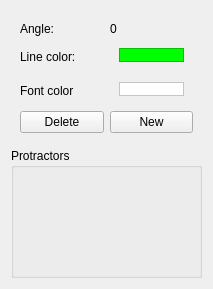
First picture: the form in src/moonstone/ilsa/plugins/angle/resources/ui/qt/protractorproperties.ui, repository aevum/moonstone, before the edit.
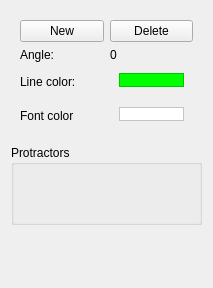
Second picture: the form after the edit. Icons and pictures are not drawn.

Commit message: properties panel visual bugs fixed

The edit to the form file:
```diff
--- a/src/moonstone/ilsa/plugins/angle/resources/ui/qt/protractorproperties.ui
+++ b/src/moonstone/ilsa/plugins/angle/resources/ui/qt/protractorproperties.ui
@@ -7,7 +7,7 @@
     <x>0</x>
     <y>0</y>
     <width>213</width>
-    <height>289</height>
+    <height>288</height>
    </rect>
   </property>
   <property name="windowTitle">
@@ -27,47 +27,7 @@
       </size>
      </property>
      <layout class="QGridLayout" name="gridLayout_4">
-      <item row="2" column="1">
-       <widget class="QWidget" name="widget_3" native="true">
-        <property name="minimumSize">
-         <size>
-          <width>81</width>
-          <height>28</height>
-         </size>
-        </property>
-        <property name="maximumSize">
-         <size>
-          <width>16777215</width>
-          <height>28</height>
-         </size>
-        </property>
-        <layout class="QGridLayout" name="gridLayout_5">
-         <property name="topMargin">
-          <number>5</number>
-         </property>
-         <item row="0" column="0">
-          <widget class="QFrame" name="fontColorFrame">
-           <property name="maximumSize">
-            <size>
-             <width>16777215</width>
-             <height>14</height>
-            </size>
-           </property>
-           <property name="styleSheet">
-            <string notr="true">background-color: rgb(255, 255, 255);</string>
-           </property>
-           <property name="frameShape">
-            <enum>QFrame::StyledPanel</enum>
-           </property>
-           <property name="frameShadow">
-            <enum>QFrame::Raised</enum>
-           </property>
-          </widget>
-         </item>
-        </layout>
-       </widget>
-      </item>
-      <item row="1" column="1">
+      <item row="3" column="1">
        <layout class="QHBoxLayout" name="horizontalLayout_4">
         <item>
          <widget class="QWidget" name="widget_2" native="true">
@@ -117,14 +77,81 @@
         </item>
        </layout>
       </item>
-      <item row="0" column="0">
+      <item row="2" column="1">
+       <widget class="QLabel" name="angleLabel">
+        <property name="layoutDirection">
+         <enum>Qt::LeftToRight</enum>
+        </property>
+        <property name="text">
+         <string>0</string>
+        </property>
+        <property name="alignment">
+         <set>Qt::AlignLeading|Qt::AlignLeft|Qt::AlignVCenter</set>
+        </property>
+       </widget>
+      </item>
+      <item row="4" column="0">
+       <widget class="QLabel" name="label_2">
+        <property name="text">
+         <string>Font color</string>
+        </property>
+       </widget>
+      </item>
+      <item row="3" column="0">
+       <widget class="QLabel" name="label_3">
+        <property name="text">
+         <string>Line color:</string>
+        </property>
+       </widget>
+      </item>
+      <item row="2" column="0">
        <widget class="QLabel" name="label">
         <property name="text">
          <string>Angle:</string>
         </property>
        </widget>
       </item>
-      <item row="3" column="1">
+      <item row="4" column="1">
+       <widget class="QWidget" name="widget_3" native="true">
+        <property name="minimumSize">
+         <size>
+          <width>81</width>
+          <height>28</height>
+         </size>
+        </property>
+        <property name="maximumSize">
+         <size>
+          <width>16777215</width>
+          <height>28</height>
+         </size>
+        </property>
+        <layout class="QGridLayout" name="gridLayout_5">
+         <property name="topMargin">
+          <number>5</number>
+         </property>
+         <item row="0" column="0">
+          <widget class="QFrame" name="fontColorFrame">
+           <property name="maximumSize">
+            <size>
+             <width>16777215</width>
+             <height>14</height>
+            </size>
+           </property>
+           <property name="styleSheet">
+            <string notr="true">background-color: rgb(255, 255, 255);</string>
+           </property>
+           <property name="frameShape">
+            <enum>QFrame::StyledPanel</enum>
+           </property>
+           <property name="frameShadow">
+            <enum>QFrame::Raised</enum>
+           </property>
+          </widget>
+         </item>
+        </layout>
+       </widget>
+      </item>
+      <item row="1" column="0">
        <widget class="QPushButton" name="newProtractorButton">
         <property name="text">
          <string>New</string>
@@ -135,7 +162,7 @@
         </property>
        </widget>
       </item>
-      <item row="3" column="0">
+      <item row="1" column="1">
        <widget class="QPushButton" name="deleteProtractorButton">
         <property name="text">
          <string>Delete</string>
@@ -146,43 +173,35 @@
         </property>
        </widget>
       </item>
-      <item row="2" column="0">
-       <widget class="QLabel" name="label_2">
-        <property name="text">
-         <string>Font color</string>
-        </property>
-       </widget>
-      </item>
-      <item row="1" column="0">
-       <widget class="QLabel" name="label_3">
-        <property name="text">
-         <string>Line color:</string>
-        </property>
-       </widget>
-      </item>
-      <item row="0" column="1">
-       <widget class="QLabel" name="angleLabel">
-        <property name="layoutDirection">
-         <enum>Qt::LeftToRight</enum>
-        </property>
-        <property name="text">
-         <string>0</string>
-        </property>
-        <property name="alignment">
-         <set>Qt::AlignLeading|Qt::AlignLeft|Qt::AlignVCenter</set>
-        </property>
-       </widget>
-      </item>
      </layout>
     </widget>
    </item>
    <item>
     <widget class="QGroupBox" name="protractorGroup">
+     <property name="minimumSize">
+      <size>
+       <width>0</width>
+       <height>80</height>
+      </size>
+     </property>
      <property name="title">
       <string>Protractors</string>
      </property>
     </widget>
    </item>
+   <item>
+    <spacer name="verticalSpacer">
+     <property name="orientation">
+      <enum>Qt::Vertical</enum>
+     </property>
+     <property name="sizeHint" stdset="0">
+      <size>
+       <width>20</width>
+       <height>40</height>
+      </size>
+     </property>
+    </spacer>
+   </item>
   </layout>
  </widget>
  <resources>
```
The commit also changes 15 other files.
